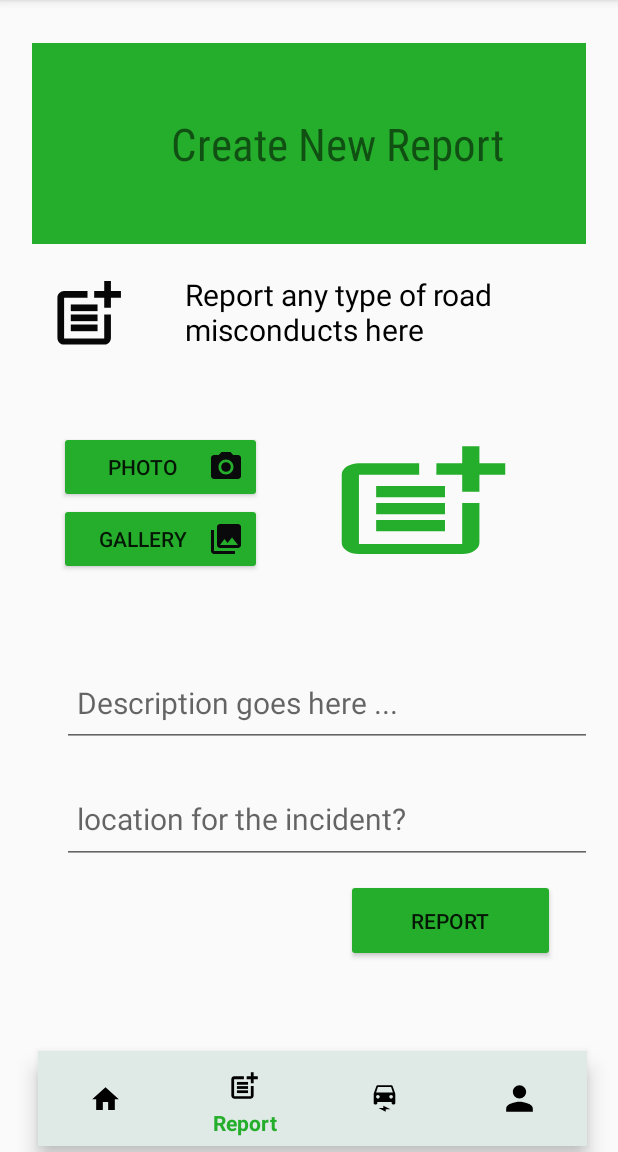
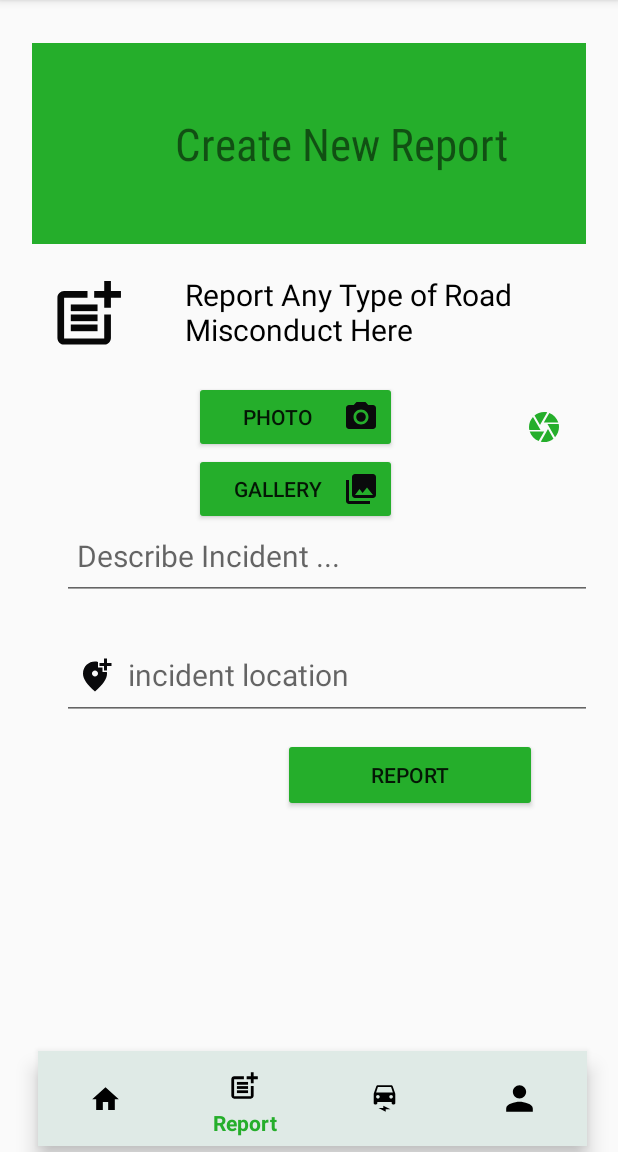
Before and after one commit to Harmaton/Final-Road-Safi, an Android app: the screen it shows after launch once a user with an empty profile is signed in (ReportsActivity), item 2 of the bottom bar chosen, on a phone screen of 412 x 824 dp, the part 84-1236 px from its top. Run offline under Robolectric (Android 15) with nearby library versions, the phone set to English and light mode, and no system bars; our stand-ins replace Firebase (no records; nobody signed in at launch, a user with empty details on screens opened directly).

Commit message:
capture and save images

```diff
--- a/app/build.gradle
+++ b/app/build.gradle
@@ -59,6 +59,7 @@ dependencies {
     implementation 'com.karumi:dexter:6.2.3'
 
     implementation 'io.coil-kt:coil:2.0.0-rc03'
+    implementation 'com.google.firebase:firebase-storage-ktx:20.0.1'
 
     def lifecycle_version = "2.5.0-alpha06"
     //val arch_version = "2.1.0"
--- /dev/null
+++ b/app/src/main/java/com/example/roadsafifinal/ReportsAdapter.kt
@@ -0,0 +1,4 @@
+package com.example.roadsafifinal
+
+class ReportsAdapter {
+}
--- a/app/src/main/java/com/example/roadsafifinal/activities/ReportsActivity.kt
+++ b/app/src/main/java/com/example/roadsafifinal/activities/ReportsActivity.kt
@@ -68,6 +68,7 @@ class ReportsActivity : AppCompatActivity() {
         }
     }
 
+
     public fun logOut(){
         firebaseAuth.signOut()
 
--- /dev/null
+++ b/app/src/main/java/com/example/roadsafifinal/data/fbmodels/Reportfb.kt
@@ -0,0 +1,5 @@
+package com.example.roadsafifinal.data.fbmodels
+
+import android.net.Uri
+
+data class Reportfb (val id: Int, val imageUrl: Uri, val description: String, val location: String)
--- a/app/src/main/java/com/example/roadsafifinal/fragments/NewreportFragment.kt
+++ b/app/src/main/java/com/example/roadsafifinal/fragments/NewreportFragment.kt
@@ -1,7 +1,12 @@
 package com.example.roadsafifinal.fragments
 
+import android.app.Activity.RESULT_OK
+import android.content.ActivityNotFoundException
 import android.content.Intent
+import android.content.pm.PackageManager
 import android.graphics.Bitmap
+import android.media.Image
+import android.net.Uri
 import android.os.Bundle
 import android.provider.MediaStore
 import androidx.fragment.app.Fragment
@@ -9,81 +14,107 @@ import android.view.LayoutInflater
 import android.view.View
 import android.view.ViewGroup
 import android.widget.ImageView
+import android.widget.Toast
 import androidx.activity.result.contract.ActivityResultContracts
+import com.example.roadsafifinal.R
 import com.example.roadsafifinal.databinding.FragmentNewreportBinding
+import com.google.firebase.database.DatabaseReference
+import com.google.firebase.database.FirebaseDatabase
+import com.google.firebase.storage.FirebaseStorage
+import com.google.firebase.storage.StorageTask
+import java.util.jar.Manifest
 
 
-@Suppress("UNREACHABLE_CODE")
 class NewreportFragment : Fragment() {
 
-    private var _binding: FragmentNewreportBinding? =null
-    private val binding get() = _binding!!
+    lateinit var imageUri: Uri
 
-    private val CAMERA_REQUEST_CODE=1
+
+    private val CAMERA_REQUEST_CODE=2
+    private val PICK_IMAGE_REQUEST = 1
     private val description=""
     private val location=""
-    private lateinit var imageView: ImageView
-
-    override fun onCreateView(
-        inflater: LayoutInflater, container: ViewGroup?,
-        savedInstanceState: Bundle?
-    ): View? {
-        // Inflate the layout for this fragment
-        _binding = FragmentNewreportBinding.inflate(inflater, container, false)
-        return binding.root
-
-
-        //bind image widget view to img report
-        imageView=binding.imgReport
 
 
 
+    override fun onCreateView(inflater: LayoutInflater, container: ViewGroup?,
+                              savedInstanceState: Bundle?): View? {
+        val bind = FragmentNewreportBinding.inflate(layoutInflater)
 
-        binding.btnCapture.setOnClickListener {
-           cameracheckPermission()
-            takePhoto(imageView)
+        var mUploadTask: StorageTask<*>? = null
+      var mStorageRef = FirebaseStorage.getInstance().getReference("teachers_uploads")
+      var  databaseRef = FirebaseDatabase.getInstance().getReference("teachers_uploads")
+
+        val requestCamera=registerForActivityResult(ActivityResultContracts.RequestPermission(), {
+            if (it) {
+                Toast.makeText( activity,"Access Granted", Toast.LENGTH_LONG).show()
+            }else
+            {
+                Toast.makeText( activity,"Access Denied", Toast.LENGTH_LONG).show()
+            }
+        })
+
+        bind.btnCapture.setOnClickListener {
+            requestCamera.launch(android.Manifest.permission.CAMERA)
+            val intent = Intent(MediaStore.ACTION_IMAGE_CAPTURE)
+            try {
+                startActivityForResult(intent, CAMERA_REQUEST_CODE)
+            }catch (e: ActivityNotFoundException){
+                Toast.makeText( activity,"Error"+ e.localizedMessage, Toast.LENGTH_LONG).show()
+            }
         }
-
-        binding.btnGallery.setOnClickListener {
+        bind.btnGallery.setOnClickListener {
+            pickPhoto()
 
         }
-
-        binding.imgReport.setOnClickListener {
-            describeImage()
-
-        }
-        binding.btnReport.setOnClickListener {
+        bind.btnReport.setOnClickListener {
             validateInput()
             saveReport()
             clearFields()
+        }
 
-        }
+        return bind.root
+
 
     }
 
+    private fun pickPhoto() {
+        val intent=Intent()
+        intent.type="image/*"
+        intent.action=Intent.ACTION_GET_CONTENT
+
+        startActivityForResult(intent,PICK_IMAGE_REQUEST)
+    }
+
+    override fun onActivityResult(requestCode: Int, resultCode: Int, data: Intent?) {
+        super.onActivityResult(requestCode, resultCode, data)
+
+        val img= view?.findViewById<ImageView>(R.id.img_report)
+        if (requestCode == PICK_IMAGE_REQUEST && resultCode == RESULT_OK && data != null ){
+
+            imageUri = data.data!!
+            img?.setImageURI(imageUri)
+            Toast.makeText( activity,"Image selected Successfully", Toast.LENGTH_LONG).show()
+
+        }
+        else if(requestCode == CAMERA_REQUEST_CODE && resultCode == RESULT_OK && data != null){
+            val bmp: Bitmap= data.extras?.get("data") as Bitmap
+            img?.setImageBitmap(bmp)
+            Toast.makeText( activity,"Photo Captured Successfully", Toast.LENGTH_LONG).show()
+        }
+        else{
+            Toast.makeText( activity,"Error Loading Image", Toast.LENGTH_LONG).show()
+        }
+    }
+
+
     private fun validateInput() {
         //validation for report input on submit")
+
     }
 
-    private fun takePhoto(view: View) {
-        //capture the image and save it to img view
-        val intent=Intent(MediaStore.ACTION_IMAGE_CAPTURE)
-
-        //get a variable for result
-        val getAction=registerForActivityResult(ActivityResultContracts.StartActivityForResult()){
-            //get bitmap for image taken
-            val bitmap = it?.data?.extras?.get("data") as Bitmap
-
-            //set the bitmap to image view
-            imageView.setImageBitmap(bitmap)
 
 
-        }
-
-        getAction.launch(intent)
-
-
-    }
 
     private fun clearFields() {
 
@@ -91,22 +122,10 @@ class NewreportFragment : Fragment() {
 
     private fun saveReport() {
        // ("save report to Room Database")
-    }
-
-    private fun describeImage() {
-        //("tool tip on click")
-    }
-
-    private fun cameracheckPermission() {
-        // Check if user grants permission for capture
-
 
 
     }
 
-    override fun onDestroyView() {
-        super.onDestroyView()
-        _binding = null
-    }
+
 
             }
--- /dev/null
+++ b/app/src/main/res/drawable/ic_baseline_add_location_alt_24.xml
@@ -0,0 +1,5 @@
+<vector android:height="24dp" android:tint="#0A0A0C"
+    android:viewportHeight="24" android:viewportWidth="24"
+    android:width="24dp" xmlns:android="http://schemas.android.com/apk/res/android">
+    <path android:fillColor="@android:color/white" android:pathData="M20,1v3h3v2h-3v3h-2L18,6h-3L15,4h3L18,1h2zM12,13c1.1,0 2,-0.9 2,-2s-0.9,-2 -2,-2 -2,0.9 -2,2 0.9,2 2,2zM14,3.25L14,7h3v3h2.92c0.05,0.39 0.08,0.79 0.08,1.2 0,3.32 -2.67,7.25 -8,11.8 -5.33,-4.55 -8,-8.48 -8,-11.8C4,6.22 7.8,3 12,3c0.68,0 1.35,0.08 2,0.25z"/>
+</vector>
--- /dev/null
+++ b/app/src/main/res/drawable/ic_baseline_call_24.xml
@@ -0,0 +1,5 @@
+<vector android:height="24dp" android:tint="#0A0A0C"
+    android:viewportHeight="24" android:viewportWidth="24"
+    android:width="24dp" xmlns:android="http://schemas.android.com/apk/res/android">
+    <path android:fillColor="@android:color/white" android:pathData="M20.01,15.38c-1.23,0 -2.42,-0.2 -3.53,-0.56 -0.35,-0.12 -0.74,-0.03 -1.01,0.24l-1.57,1.97c-2.83,-1.35 -5.48,-3.9 -6.89,-6.83l1.95,-1.66c0.27,-0.28 0.35,-0.67 0.24,-1.02 -0.37,-1.11 -0.56,-2.3 -0.56,-3.53 0,-0.54 -0.45,-0.99 -0.99,-0.99H4.19C3.65,3 3,3.24 3,3.99 3,13.28 10.73,21 20.01,21c0.71,0 0.99,-0.63 0.99,-1.18v-3.45c0,-0.54 -0.45,-0.99 -0.99,-0.99z"/>
+</vector>
--- /dev/null
+++ b/app/src/main/res/drawable/ic_baseline_camera_24.xml
@@ -0,0 +1,5 @@
+<vector android:height="24dp" android:tint="#0A0A0C"
+    android:viewportHeight="24" android:viewportWidth="24"
+    android:width="24dp" xmlns:android="http://schemas.android.com/apk/res/android">
+    <path android:fillColor="@android:color/white" android:pathData="M9.4,10.5l4.77,-8.26C13.47,2.09 12.75,2 12,2c-2.4,0 -4.6,0.85 -6.32,2.25l3.66,6.35 0.06,-0.1zM21.54,9c-0.92,-2.92 -3.15,-5.26 -6,-6.34L11.88,9h9.66zM21.8,10h-7.49l0.29,0.5 4.76,8.25C21,16.97 22,14.61 22,12c0,-0.69 -0.07,-1.35 -0.2,-2zM8.54,12l-3.9,-6.75C3.01,7.03 2,9.39 2,12c0,0.69 0.07,1.35 0.2,2h7.49l-1.15,-2zM2.46,15c0.92,2.92 3.15,5.26 6,6.34L12.12,15L2.46,15zM13.73,15l-3.9,6.76c0.7,0.15 1.42,0.24 2.17,0.24 2.4,0 4.6,-0.85 6.32,-2.25l-3.66,-6.35 -0.93,1.6z"/>
+</vector>
--- /dev/null
+++ b/app/src/main/res/drawable/ic_baseline_exit_to_app_24.xml
@@ -0,0 +1,5 @@
+<vector android:height="24dp" android:tint="#0A0A0C"
+    android:viewportHeight="24" android:viewportWidth="24"
+    android:width="24dp" xmlns:android="http://schemas.android.com/apk/res/android">
+    <path android:fillColor="@android:color/white" android:pathData="M10.09,15.59L11.5,17l5,-5 -5,-5 -1.41,1.41L12.67,11H3v2h9.67l-2.58,2.59zM19,3H5c-1.11,0 -2,0.9 -2,2v4h2V5h14v14H5v-4H3v4c0,1.1 0.89,2 2,2h14c1.1,0 2,-0.9 2,-2V5c0,-1.1 -0.9,-2 -2,-2z"/>
+</vector>
--- /dev/null
+++ b/app/src/main/res/drawable/ic_baseline_location_on_24.xml
@@ -0,0 +1,5 @@
+<vector android:height="24dp" android:tint="#0A0A0C"
+    android:viewportHeight="24" android:viewportWidth="24"
+    android:width="24dp" xmlns:android="http://schemas.android.com/apk/res/android">
+    <path android:fillColor="@android:color/white" android:pathData="M12,2C8.13,2 5,5.13 5,9c0,5.25 7,13 7,13s7,-7.75 7,-13c0,-3.87 -3.13,-7 -7,-7zM12,11.5c-1.38,0 -2.5,-1.12 -2.5,-2.5s1.12,-2.5 2.5,-2.5 2.5,1.12 2.5,2.5 -1.12,2.5 -2.5,2.5z"/>
+</vector>
--- /dev/null
+++ b/app/src/main/res/drawable/ic_baseline_navigate_before_24.xml
@@ -0,0 +1,5 @@
+<vector android:height="24dp" android:tint="#0A0A0C"
+    android:viewportHeight="24" android:viewportWidth="24"
+    android:width="24dp" xmlns:android="http://schemas.android.com/apk/res/android">
+    <path android:fillColor="@android:color/white" android:pathData="M15.41,7.41L14,6l-6,6 6,6 1.41,-1.41L10.83,12z"/>
+</vector>
--- /dev/null
+++ b/app/src/main/res/drawable/ic_baseline_navigate_next_24.xml
@@ -0,0 +1,5 @@
+<vector android:height="24dp" android:tint="#0A0A0C"
+    android:viewportHeight="24" android:viewportWidth="24"
+    android:width="24dp" xmlns:android="http://schemas.android.com/apk/res/android">
+    <path android:fillColor="@android:color/white" android:pathData="M10,6L8.59,7.41 13.17,12l-4.58,4.59L10,18l6,-6z"/>
+</vector>
--- a/app/src/main/res/layout/fragment_newreport.xml
+++ b/app/src/main/res/layout/fragment_newreport.xml
@@ -20,7 +20,7 @@
         app:layout_constraintTop_toTopOf="parent">
 
         <TextView
-            android:layout_width="413dp"
+            android:layout_width="419dp"
             android:layout_height="match_parent"
             android:fontFamily="sans-serif-condensed-medium"
             android:gravity="center"
@@ -28,6 +28,7 @@
             android:text="Create New Report "
             android:textFontWeight="400"
             android:textSize="30dp" />
+
     </FrameLayout>
 
 
@@ -55,7 +56,7 @@
             android:layout_width="wrap_content"
             android:layout_height="wrap_content"
             android:padding="10dp"
-            android:text="Report any type of road misconducts here"
+            android:text="Report Any Type of Road Misconduct Here"
             android:textColor="@color/black"
             android:textSize="20dp"
 
@@ -63,7 +64,10 @@
 
     </androidx.appcompat.widget.LinearLayoutCompat>
 
+
+
     <LinearLayout
+        android:id="@+id/linearLayout"
         android:layout_width="135dp"
         android:layout_height="137dp"
         android:layout_marginTop="20dp"
@@ -81,16 +85,15 @@
             android:layout_height="wrap_content"
             android:layout_marginTop="10dp"
             android:backgroundTint="@color/greenmode"
-            android:text="Photo"
             android:drawableRight="@drawable/ic_baseline_camera_alt_24"
-            />
+            android:text="Photo" />
 
         <Button
             android:id="@+id/btn_gallery"
             android:layout_width="match_parent"
-            android:backgroundTint="@color/greenmode"
             android:layout_height="wrap_content"
             android:layout_marginBottom="10dp"
+            android:backgroundTint="@color/greenmode"
             android:drawableEnd="@drawable/ic_gallery"
 
             android:text="Gallery" />
@@ -98,26 +101,27 @@
 
     </LinearLayout>
 
+
     <ImageView
         android:id="@+id/img_report"
-        android:layout_width="185dp"
-        android:layout_height="122dp"
+        android:layout_width="wrap_content"
+        android:layout_height="wrap_content"
         android:layout_marginTop="28dp"
-        android:cropToPadding="true"
         android:layout_marginEnd="16dp"
-        android:background="@drawable/ic_post_foreground"
+        android:background="@drawable/ic_baseline_camera_24"
         android:backgroundTint="@color/greenmode"
         android:contextClickable="true"
+        android:cropToPadding="true"
         app:layout_constraintEnd_toEndOf="parent"
         app:layout_constraintTop_toBottomOf="@+id/linearLayoutCompat" />
 
     <EditText
         android:id="@+id/et_description"
-        android:layout_width="354dp"
+        android:layout_width="375dp"
         android:layout_height="59dp"
         android:layout_marginStart="20dp"
         android:layout_marginTop="44dp"
-        android:hint="Description goes here ..."
+        android:hint="Describe Incident ..."
         android:padding="10dp"
         android:textSize="20dp"
         app:layout_constraintEnd_toEndOf="parent"
@@ -131,9 +135,11 @@
         android:layout_height="60dp"
         android:layout_marginStart="20dp"
         android:layout_marginTop="15dp"
-        android:hint="location for the incident?"
+        android:hint="incident location"
         android:padding="10dp"
         android:textSize="20dp"
+        android:drawableStart="@drawable/ic_baseline_add_location_alt_24"
+        android:drawablePadding="10dp"
         app:layout_constraintBottom_toBottomOf="parent"
         app:layout_constraintEnd_toEndOf="parent"
         app:layout_constraintHorizontal_bias="0.0"
@@ -143,18 +149,27 @@
 
     <Button
         android:id="@+id/btn_report"
-        android:layout_width="139dp"
-        android:layout_height="55dp"
-        android:layout_marginTop="8dp"
+        android:layout_width="169dp"
+        android:layout_height="49dp"
+        android:layout_marginTop="12dp"
+        android:backgroundTint="@color/greenmode"
         android:text="Report"
         app:layout_constraintBottom_toBottomOf="parent"
         app:layout_constraintEnd_toEndOf="parent"
-        app:layout_constraintHorizontal_bias="0.911"
+        app:layout_constraintHorizontal_bias="0.838"
         app:layout_constraintStart_toStartOf="parent"
         app:layout_constraintTop_toBottomOf="@+id/et_location"
-        app:layout_constraintVertical_bias="0.058"
-        android:backgroundTint="@color/greenmode"
-        />
+        app:layout_constraintVertical_bias="0.0" />
+
+    <ProgressBar
+        android:visibility="gone"
+        android:layout_width="wrap_content"
+        android:layout_height="wrap_content"
+        android:layout_marginTop="12dp"
+        app:layout_constraintEnd_toStartOf="@+id/btn_report"
+        app:layout_constraintHorizontal_bias="0.535"
+        app:layout_constraintStart_toStartOf="parent"
+        app:layout_constraintTop_toBottomOf="@+id/et_location" />
 
 
 </androidx.constraintlayout.widget.ConstraintLayout>
```
Also changed, not shown: app/src/main/AndroidManifest.xml (+12 -4 lines), app/src/main/java/com/example/roadsafifinal/RecyclerViewAdapter.kt (deleted, +0 -36 lines), app/src/main/java/com/example/roadsafifinal/ReportsActivityViewModel.kt (deleted, +0 -48 lines), app/src/main/res/layout/fragment_home.xml (+20 -6 lines), app/src/main/res/layout/report_item.xml (+62 -35 lines).
